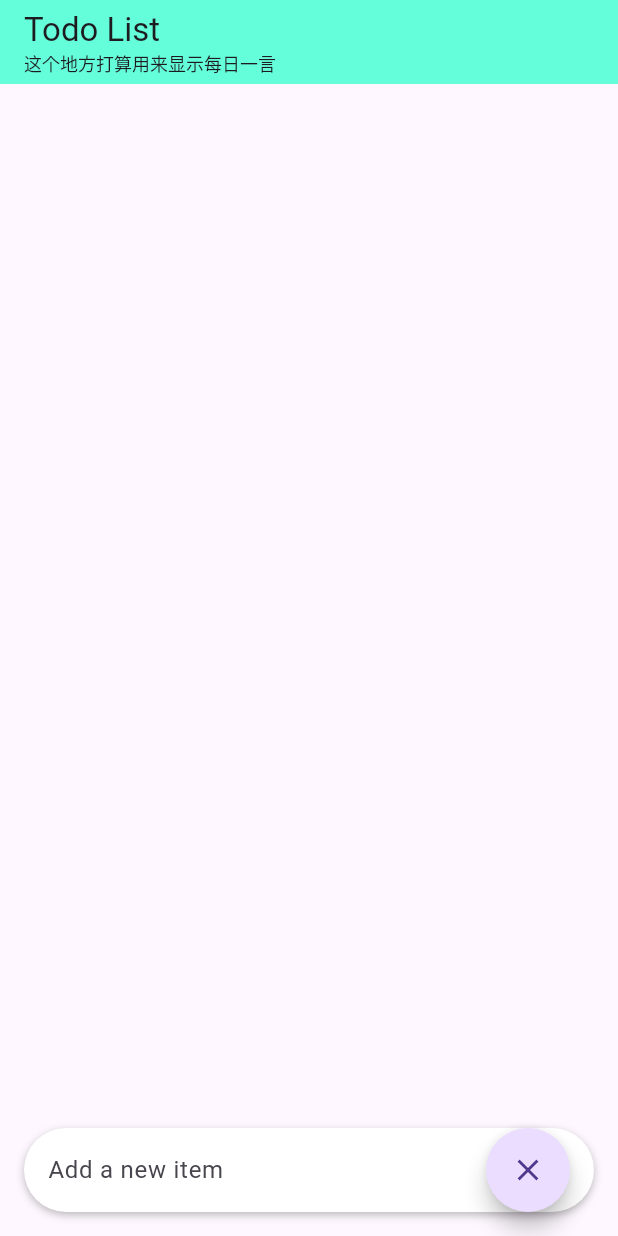
After one commit to shenlye/AnotherFlutterTodo, a Flutter app: the screen it shows after launch, after a tap on the "add" icon, on a phone screen of 412 x 824 dp. The commit adds this screen. Run offline on Flutter 3.47's test engine with Material 3 defaults, Android fonts, the phone set to English and light mode, and no system bars.

Commit message:
Implement Todo list feature with item management and input handling

```diff
--- /dev/null
+++ b/lib/features/todo/models/todo_item.dart
@@ -0,0 +1,11 @@
+class TodoItem {
+  final String id;
+  final String content;
+  bool isChecked;
+
+  TodoItem({required this.id, required this.content, this.isChecked = false});
+
+  void toggle() {
+    isChecked = !isChecked;
+  }
+}
--- /dev/null
+++ b/lib/features/todo/todo_list_page.dart
@@ -0,0 +1,98 @@
+import 'package:flutter/material.dart';
+import 'models/todo_item.dart';
+import 'widgets/todo_list_item.dart';
+import 'widgets/add_todo_input.dart';
+
+class TodoListPage extends StatefulWidget {
+  const TodoListPage({super.key});
+
+  @override
+  State<TodoListPage> createState() => _TodoListPageState();
+}
+
+class _TodoListPageState extends State<TodoListPage> {
+  final List<TodoItem> _todoItems = [];
+  bool _showInput = false;
+  final TextEditingController _textController = TextEditingController();
+
+  @override
+  void dispose() {
+    _textController.dispose();
+    super.dispose();
+  }
+
+  void _toggleTodoItem(int index) {
+    setState(() {
+      _todoItems[index].toggle();
+    });
+  }
+
+  void _addTodoItem() {
+    setState(() {
+      if (_textController.text.isNotEmpty) {
+        _todoItems.add(
+          TodoItem(
+            id: DateTime.now().toString(),
+            content: _textController.text,
+          ),
+        );
+        _textController.clear();
+      }
+      _showInput = false;
+    });
+  }
+
+  @override
+  Widget build(BuildContext context) {
+    return Scaffold(
+      floatingActionButtonLocation: FloatingActionButtonLocation.centerFloat,
+      appBar: AppBar(
+        title: const Column(
+          crossAxisAlignment: CrossAxisAlignment.start,
+          children: [
+            Text('Todo List'),
+            Text('这个地方打算用来显示每日一言', style: TextStyle(fontSize: 12)),
+          ],
+        ),
+        backgroundColor: Colors.tealAccent,
+      ),
+      body: Center(
+        child: ListView.builder(
+          itemCount: _todoItems.length,
+          itemBuilder: (context, index) {
+            return TodoListItem(
+              item: _todoItems[index],
+              onToggle: () => _toggleTodoItem(index),
+            );
+          },
+        ),
+      ),
+      floatingActionButton: AnimatedSwitcher(
+        duration: const Duration(milliseconds: 180),
+        switchInCurve: Curves.easeOut,
+        switchOutCurve: Curves.easeIn,
+        child: !_showInput
+            ? FloatingActionButton(
+                key: const ValueKey('fab_closed'),
+                heroTag: 'fab_closed',
+                onPressed: () {
+                  setState(() {
+                    _showInput = true;
+                  });
+                },
+                child: const Icon(Icons.add),
+              )
+            : AddTodoInput(
+                key: const ValueKey('fab_open'),
+                controller: _textController,
+                onAdd: _addTodoItem,
+                onClose: () {
+                  setState(() {
+                    _showInput = false;
+                  });
+                },
+              ),
+      ),
+    );
+  }
+}
--- /dev/null
+++ b/lib/features/todo/widgets/add_todo_input.dart
@@ -0,0 +1,51 @@
+import 'package:flutter/material.dart';
+
+class AddTodoInput extends StatelessWidget {
+  final TextEditingController controller;
+  final VoidCallback onAdd;
+  final VoidCallback onClose;
+
+  const AddTodoInput({
+    super.key,
+    required this.controller,
+    required this.onAdd,
+    required this.onClose,
+  });
+
+  @override
+  Widget build(BuildContext context) {
+    return Container(
+      width: MediaQuery.of(context).size.width - 32,
+      padding: const EdgeInsets.symmetric(horizontal: 16),
+      decoration: BoxDecoration(
+        color: Colors.white,
+        borderRadius: BorderRadius.circular(30),
+        boxShadow: const [
+          BoxShadow(color: Colors.black26, blurRadius: 4, offset: Offset(0, 2)),
+        ],
+      ),
+      child: Row(
+        children: [
+          Expanded(
+            child: TextField(
+              controller: controller,
+              decoration: const InputDecoration(
+                hintText: 'Add a new item',
+                border: InputBorder.none,
+              ),
+            ),
+          ),
+          const SizedBox(width: 12),
+          FloatingActionButton(
+            heroTag: 'fab_open',
+            shape: RoundedRectangleBorder(
+              borderRadius: BorderRadius.circular(30),
+            ),
+            onPressed: onAdd,
+            child: const Icon(Icons.close),
+          ),
+        ],
+      ),
+    );
+  }
+}
--- /dev/null
+++ b/lib/features/todo/widgets/todo_list_item.dart
@@ -0,0 +1,29 @@
+import 'package:flutter/material.dart';
+import '../models/todo_item.dart';
+
+class TodoListItem extends StatelessWidget {
+  final TodoItem item;
+  final VoidCallback onToggle;
+
+  const TodoListItem({super.key, required this.item, required this.onToggle});
+
+  @override
+  Widget build(BuildContext context) {
+    return Padding(
+      padding: const EdgeInsets.all(8.0),
+      child: Row(
+        children: [
+          Checkbox(value: item.isChecked, onChanged: (v) => onToggle()),
+          Expanded(
+            child: Text(
+              item.content,
+              style: item.isChecked
+                  ? const TextStyle(decoration: TextDecoration.lineThrough)
+                  : null,
+            ),
+          ),
+        ],
+      ),
+    );
+  }
+}
```
Also changed, not shown: lib/main.dart (+3 -141 lines).
